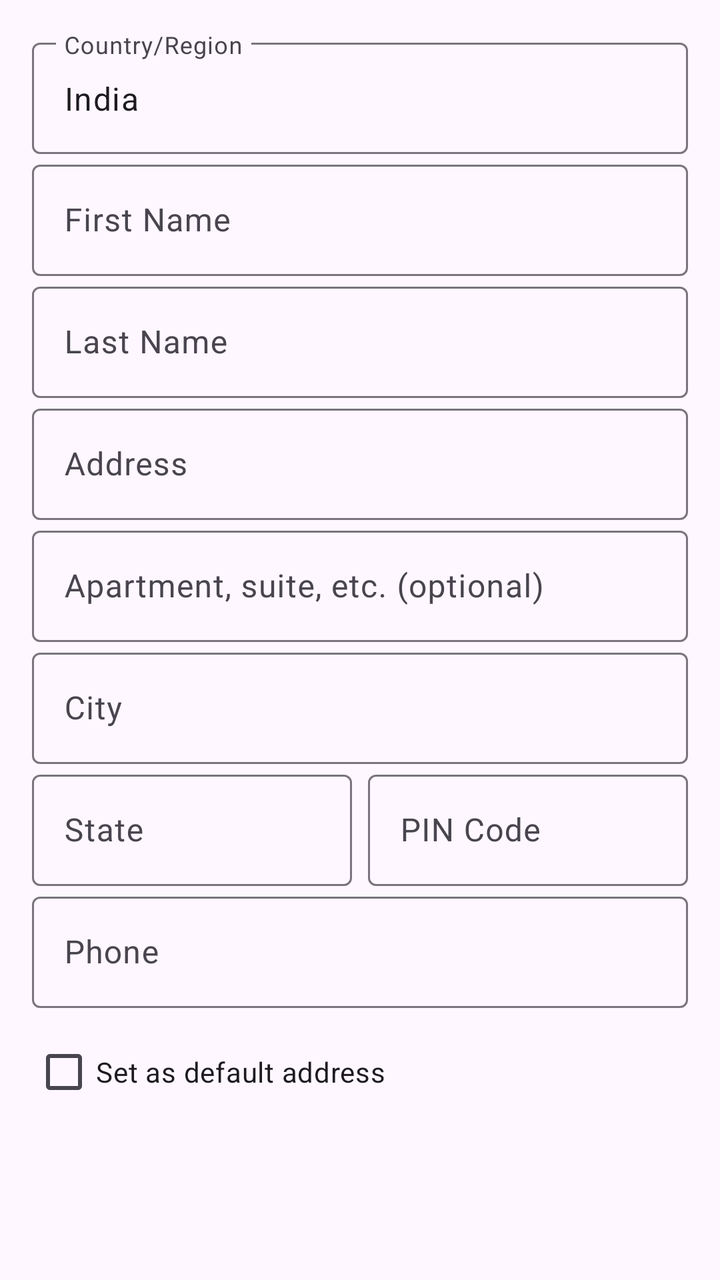
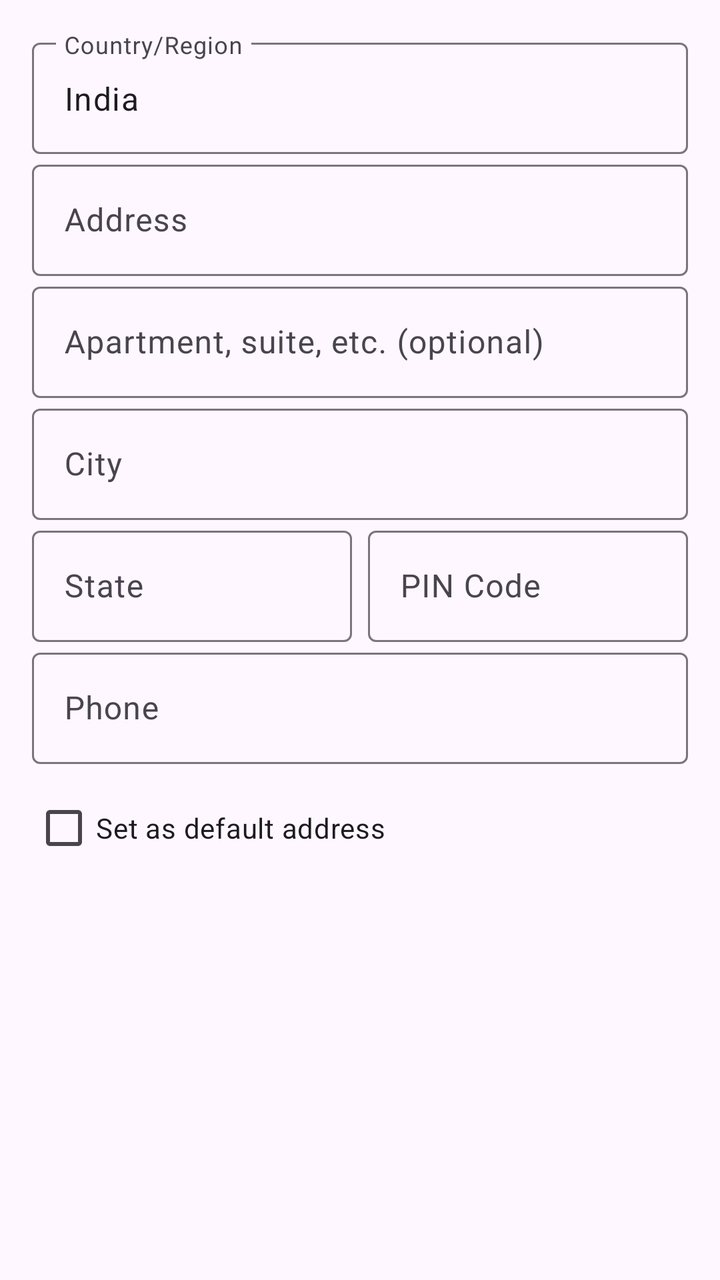

Compare the two renders of this Android layout. The source of the first and the diff that turns it into the second are given below.
<!-- AndroidManifest.xml: application theme Theme.AdiKala -->
<!-- res/layout/dialog_add_address.xml -->
<?xml version="1.0" encoding="utf-8"?>
<ScrollView xmlns:android="http://schemas.android.com/apk/res/android"
    android:layout_width="match_parent"
    android:layout_height="wrap_content">

    <LinearLayout
        android:layout_width="match_parent"
        android:layout_height="wrap_content"
        android:orientation="vertical"
        android:padding="16dp">

        <com.google.android.material.textfield.TextInputLayout
            android:layout_width="match_parent"
            android:layout_height="wrap_content"
            android:hint="Country/Region">
            <com.google.android.material.textfield.TextInputEditText
                android:id="@+id/etCountry"
                android:layout_width="match_parent"
                android:layout_height="wrap_content"
                android:text="India"
                android:inputType="text" />
        </com.google.android.material.textfield.TextInputLayout>

        <com.google.android.material.textfield.TextInputLayout
            android:layout_width="match_parent"
            android:layout_height="wrap_content"
            android:hint="First Name">
            <com.google.android.material.textfield.TextInputEditText
                android:id="@+id/etFirstName"
                android:layout_width="match_parent"
                android:layout_height="wrap_content"
                android:inputType="textPersonName" />
        </com.google.android.material.textfield.TextInputLayout>

        <com.google.android.material.textfield.TextInputLayout
            android:layout_width="match_parent"
            android:layout_height="wrap_content"
            android:hint="Last Name">
            <com.google.android.material.textfield.TextInputEditText
                android:id="@+id/etLastName"
                android:layout_width="match_parent"
                android:layout_height="wrap_content"
                android:inputType="textPersonName" />
        </com.google.android.material.textfield.TextInputLayout>

        <com.google.android.material.textfield.TextInputLayout
            android:layout_width="match_parent"
            android:layout_height="wrap_content"
            android:hint="Address">
            <com.google.android.material.textfield.TextInputEditText
                android:id="@+id/etAddress"
                android:layout_width="match_parent"
                android:layout_height="wrap_content"
                android:inputType="textPostalAddress" />
        </com.google.android.material.textfield.TextInputLayout>

        <com.google.android.material.textfield.TextInputLayout
            android:layout_width="match_parent"
            android:layout_height="wrap_content"
            android:hint="Apartment, suite, etc. (optional)">
            <com.google.android.material.textfield.TextInputEditText
                android:id="@+id/etApartment"
                android:layout_width="match_parent"
                android:layout_height="wrap_content"
                android:inputType="text" />
        </com.google.android.material.textfield.TextInputLayout>

        <com.google.android.material.textfield.TextInputLayout
            android:layout_width="match_parent"
            android:layout_height="wrap_content"
            android:hint="City">
            <com.google.android.material.textfield.TextInputEditText
                android:id="@+id/etCity"
                android:layout_width="match_parent"
                android:layout_height="wrap_content"
                android:inputType="text" />
        </com.google.android.material.textfield.TextInputLayout>

        <LinearLayout
            android:layout_width="match_parent"
            android:layout_height="wrap_content"
            android:orientation="horizontal">

            <com.google.android.material.textfield.TextInputLayout
                android:layout_width="0dp"
                android:layout_height="wrap_content"
                android:layout_weight="1"
                android:layout_marginEnd="8dp"
                android:hint="State">
                <com.google.android.material.textfield.TextInputEditText
                    android:id="@+id/etState"
                    android:layout_width="match_parent"
                    android:layout_height="wrap_content"
                    android:inputType="text" />
            </com.google.android.material.textfield.TextInputLayout>

            <com.google.android.material.textfield.TextInputLayout
                android:layout_width="0dp"
                android:layout_height="wrap_content"
                android:layout_weight="1"
                android:hint="PIN Code">
                <com.google.android.material.textfield.TextInputEditText
                    android:id="@+id/etZip"
                    android:layout_width="match_parent"
                    android:layout_height="wrap_content"
                    android:inputType="number" />
            </com.google.android.material.textfield.TextInputLayout>
        </LinearLayout>

        <com.google.android.material.textfield.TextInputLayout
            android:layout_width="match_parent"
            android:layout_height="wrap_content"
            android:hint="Phone">
            <com.google.android.material.textfield.TextInputEditText
                android:id="@+id/etPhone"
                android:layout_width="match_parent"
                android:layout_height="wrap_content"
                android:inputType="phone" />
        </com.google.android.material.textfield.TextInputLayout>

        <CheckBox
            android:id="@+id/cbDefault"
            android:layout_width="match_parent"
            android:layout_height="wrap_content"
            android:layout_marginTop="8dp"
            android:text="Set as default address" />

    </LinearLayout>
</ScrollView>
<!-- resources referenced by this layout -->
<resources>
  <style name="Theme.AdiKala" parent="Base.Theme.AdiKala" />
  <style name="Base.Theme.AdiKala" parent="Theme.Material3.DayNight.NoActionBar">
          
          
      </style>
</resources>

<!-- the commit's change to res/layout/dialog_add_address.xml (unified diff, before → after) -->
@@ -19,28 +19,6 @@
                 android:layout_height="wrap_content"
                 android:text="India"
                 android:inputType="text" />
-        </com.google.android.material.textfield.TextInputLayout>
-
-        <com.google.android.material.textfield.TextInputLayout
-            android:layout_width="match_parent"
-            android:layout_height="wrap_content"
-            android:hint="First Name">
-            <com.google.android.material.textfield.TextInputEditText
-                android:id="@+id/etFirstName"
-                android:layout_width="match_parent"
-                android:layout_height="wrap_content"
-                android:inputType="textPersonName" />
-        </com.google.android.material.textfield.TextInputLayout>
-
-        <com.google.android.material.textfield.TextInputLayout
-            android:layout_width="match_parent"
-            android:layout_height="wrap_content"
-            android:hint="Last Name">
-            <com.google.android.material.textfield.TextInputEditText
-                android:id="@+id/etLastName"
-                android:layout_width="match_parent"
-                android:layout_height="wrap_content"
-                android:inputType="textPersonName" />
         </com.google.android.material.textfield.TextInputLayout>
 
         <com.google.android.material.textfield.TextInputLayout
